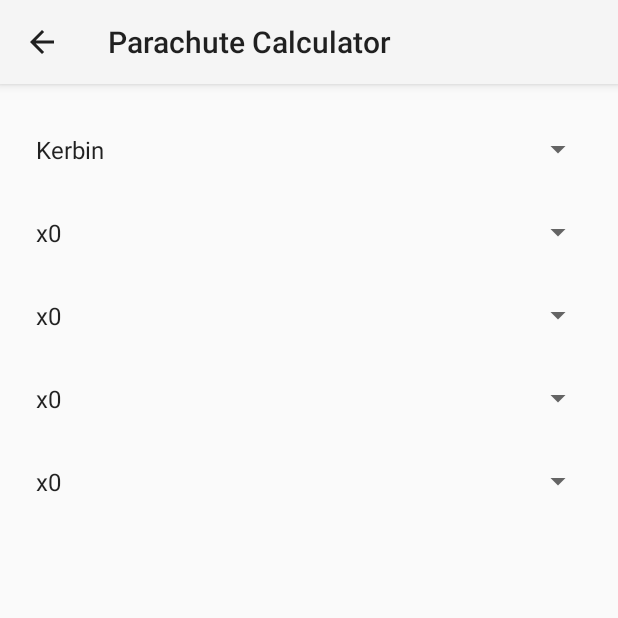
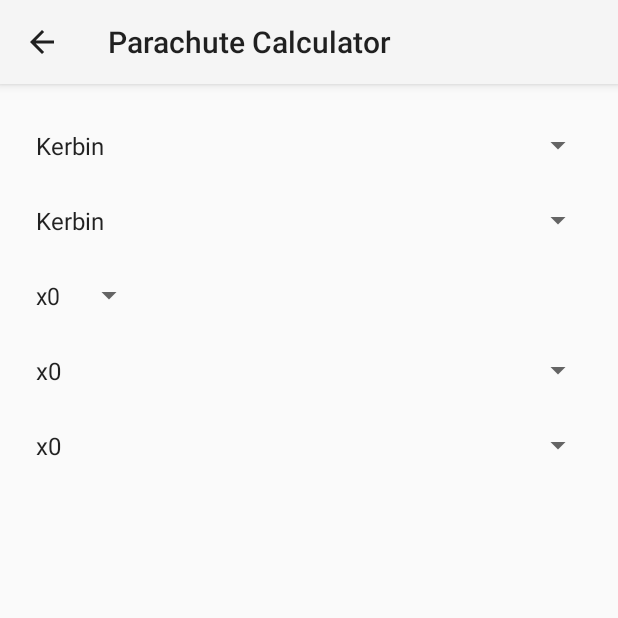
Before and after one commit to turik99/KSP-Utilities, an Android app: the paracalc screen opened directly, with no data from a screen before it, on a phone screen of 412 x 824 dp, the top half of it. Run offline under Robolectric (Android 15) with nearby library versions, the phone set to English and light mode, and no system bars.

Commit message:
If, you scared motherfucker, go to church! - Ice Cube

```diff
--- a/app/src/main/java/com/android/eric/kerbal/paracalc.java
+++ b/app/src/main/java/com/android/eric/kerbal/paracalc.java
@@ -29,7 +29,7 @@ public class paracalc extends AppCompatActivity implements AdapterView.OnItemSel
         Spinner mk16 = (Spinner) findViewById(R.id.mk16spinner);
         // Create an ArrayAdapter using the string array and a default spinner layout
         ArrayAdapter<CharSequence> mk16adapter = ArrayAdapter.createFromResource(this,
-                R.array.numbersarray, android.R.layout.simple_spinner_item);
+                R.array.planetsarray, android.R.layout.simple_spinner_item);
         // Specify the layout to use when the list of choices appears
         adapter.setDropDownViewResource(android.R.layout.simple_spinner_dropdown_item);
          // Apply the adapter to the spinner
--- a/app/src/main/res/layout/activity_paracalc.xml
+++ b/app/src/main/res/layout/activity_paracalc.xml
@@ -8,7 +8,7 @@
     android:orientation="vertical">
 
     <Spinner
-        android:minHeight="55dp"
+        android:minHeight="50dp"
 
         android:layout_width="match_parent"
         android:layout_height="wrap_content"
@@ -16,28 +16,28 @@
         android:spinnerMode="dropdown" />
 
     <Spinner
-        android:minHeight="55dp"
+        android:minHeight="50dp"
         android:layout_width="match_parent"
         android:layout_height="wrap_content"
         android:id="@+id/mk16spinner"
         android:spinnerMode="dropdown" />
 
     <Spinner
-        android:minHeight="55dp"
-        android:layout_width="match_parent"
+        android:minHeight="50dp"
+        android:layout_width="wrap_content"
         android:layout_height="wrap_content"
         android:id="@+id/mk16xlspinner"
         android:spinnerMode="dropdown" />
 
     <Spinner
-        android:minHeight="55dp"
+        android:minHeight="50dp"
         android:layout_width="match_parent"
         android:layout_height="wrap_content"
         android:id="@+id/mk25spinner"
         android:spinnerMode="dropdown" />
 
     <Spinner
-        android:minHeight="55dp"
+        android:minHeight="50dp"
         android:layout_width="match_parent"
         android:layout_height="wrap_content"
         android:id="@+id/mk2spinner"
--- a/app/src/main/res/values/styles.xml
+++ b/app/src/main/res/values/styles.xml
@@ -4,5 +4,10 @@
     <style name="AppTheme" parent="Theme.AppCompat.Light.DarkActionBar">
         <!-- Customize your theme here. -->
     </style>
+    <style name="spinnerDropDownItemStyle">
+        <item name="android:padding">20dp</item>
+        <item name="android:textSize">30sp</item>
+        <item name="android:textColor">#FFFFFF</item>
+    </style>
 
 </resources>
--- a/build.gradle
+++ b/build.gradle
@@ -5,7 +5,7 @@ buildscript {
         jcenter()
     }
     dependencies {
-        classpath 'com.android.tools.build:gradle:1.2.2'
+        classpath 'com.android.tools.build:gradle:1.2.3'
 
         // NOTE: Do not place your application dependencies here; they belong
         // in the individual module build.gradle files
```
